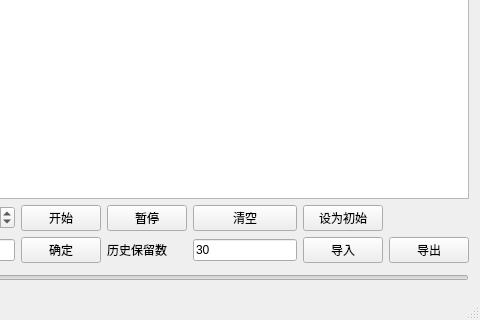
Before: the Qt Designer form mainwindow.ui in ThoughtWorksLifeGame/GameOfLifeUI, drawn with Qt 5; both pictures show x 154 to 634 and y 238 to 558 of the 634 by 558 pixel window.
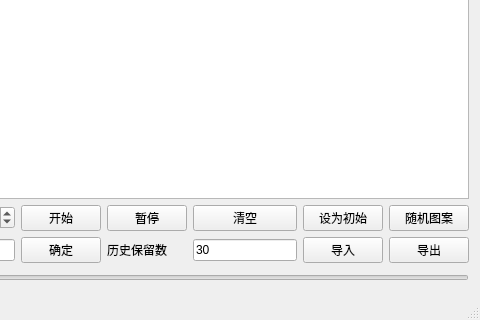
After: the same form once the commit is applied.

Commit message: random matrix

What changed in the file:
```diff
--- a/mainwindow.ui
+++ b/mainwindow.ui
@@ -136,6 +136,13 @@
       </property>
      </widget>
     </item>
+    <item row="1" column="6">
+     <widget class="QPushButton" name="randomButton">
+      <property name="text">
+       <string>随机图案</string>
+      </property>
+     </widget>
+    </item>
    </layout>
   </widget>
   <widget class="QMenuBar" name="menuBar">
```
The commit also changes 2 other files.
